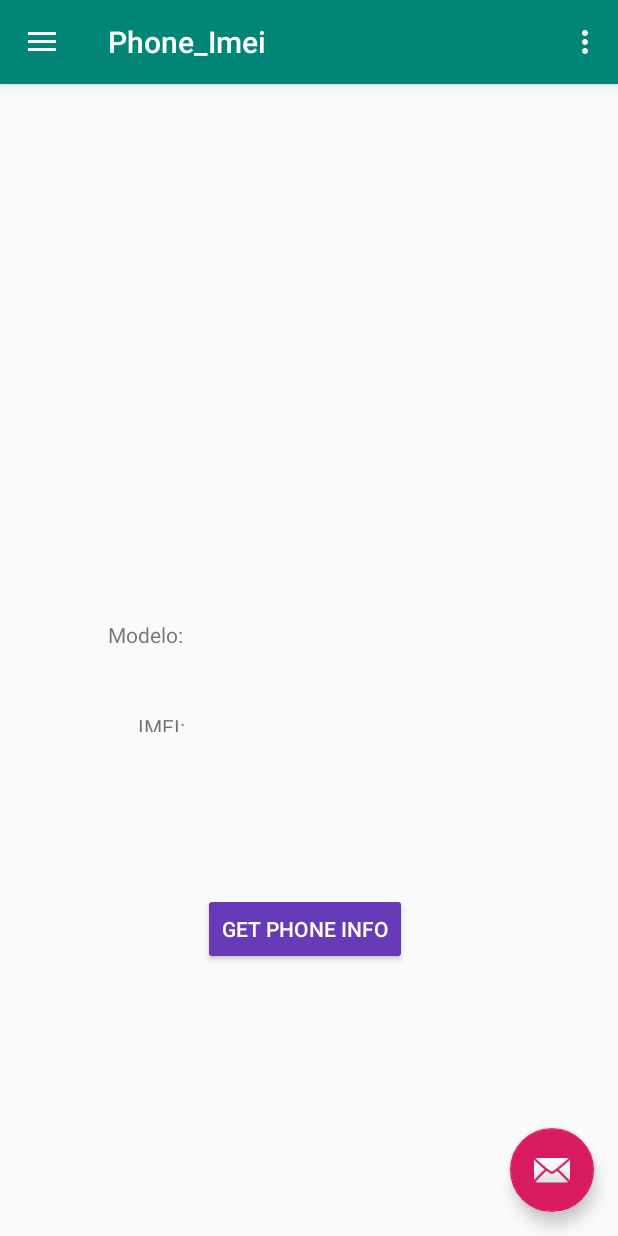
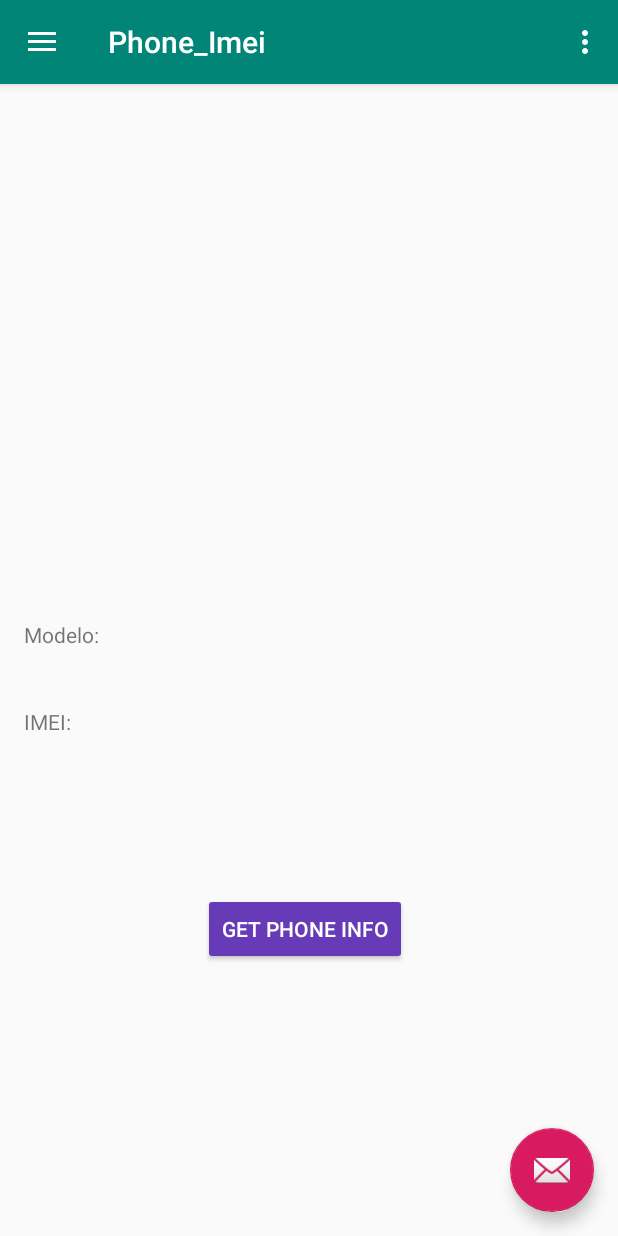
Before and after one commit to ChihYaoYang/Android-CestadeFerramenta2.0, an Android app: the screen it shows after launch (MainActivity), in the side drawer, after a tap on "Phone_Imei", on a phone screen of 412 x 824 dp. Run offline under Robolectric (Android 15) with nearby library versions, the phone set to English and light mode, and no system bars.

Commit message:
ajuste layout

```diff
--- a/app/src/main/res/layout/fragment_phone_imei.xml
+++ b/app/src/main/res/layout/fragment_phone_imei.xml
@@ -71,25 +71,25 @@
             android:text="Modelo: "
             app:layout_constraintBottom_toBottomOf="parent"
             app:layout_constraintEnd_toEndOf="parent"
-            app:layout_constraintHorizontal_bias="0.187"
+            app:layout_constraintHorizontal_bias="0.023"
             app:layout_constraintStart_toStartOf="parent"
             app:layout_constraintTop_toTopOf="parent"
             app:layout_constraintVertical_bias="0.477" />
 
         <TextView
             android:id="@+id/textView3"
-            android:layout_width="wrap_content"
-            android:layout_height="13dp"
+            android:layout_width="46dp"
+            android:layout_height="22dp"
             android:layout_marginStart="8dp"
             android:layout_marginEnd="8dp"
             android:layout_marginBottom="8dp"
             android:text="IMEI: "
             app:layout_constraintBottom_toBottomOf="parent"
             app:layout_constraintEnd_toEndOf="parent"
-            app:layout_constraintHorizontal_bias="0.232"
+            app:layout_constraintHorizontal_bias="0.022"
             app:layout_constraintStart_toStartOf="parent"
             app:layout_constraintTop_toTopOf="parent"
-            app:layout_constraintVertical_bias="0.561" />
+            app:layout_constraintVertical_bias="0.563" />
 
     </androidx.constraintlayout.widget.ConstraintLayout>
 </FrameLayout>
```
Also changed, not shown: app/src/main/res/layout/fragment_qr_code.xml (+6 -6 lines).
